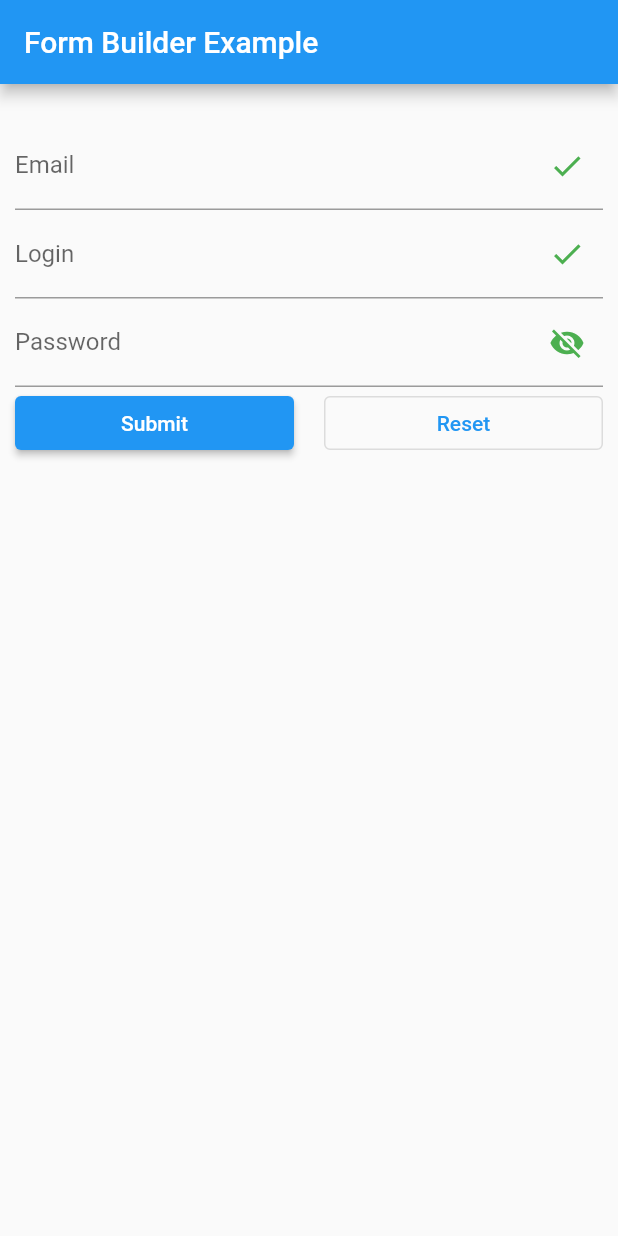
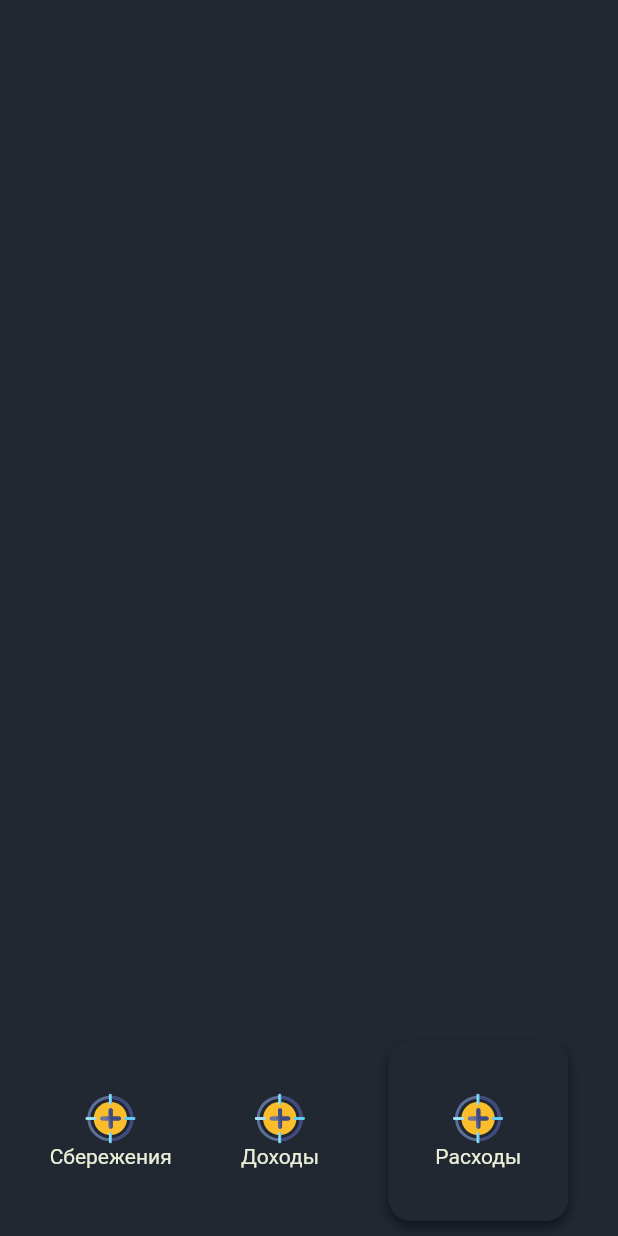
Before and after one commit to Satilian/budget, a Flutter app: the screen it shows after launch, on a phone screen of 412 x 824 dp. Run offline on Flutter 3.47's test engine with Material 2 defaults, Android fonts, the phone set to English and light mode, and no system bars; drawn by our look-alikes of flutter_form_builder; our stand-ins replace flutter_dotenv, flutter_secure_storage, flutter_svg, form_builder_validators; generated files the repository leaves out were written again.

Commit message:
add home_screen

```diff
--- /dev/null
+++ b/app/lib/home_screen.dart
@@ -0,0 +1,65 @@
+import 'package:flutter/material.dart';
+import 'package:flutter_svg/svg.dart';
+
+class HomeScreen extends StatelessWidget {
+  const HomeScreen({super.key});
+
+  @override
+  Widget build(BuildContext context) {
+    return Scaffold(
+      body: Container(
+          padding: const EdgeInsets.fromLTRB(10, 30, 10, 10),
+          alignment: Alignment.bottomCenter,
+          child: Column(
+            mainAxisAlignment: MainAxisAlignment.spaceBetween,
+            children: [
+              Row(),
+              Row(),
+              Row(),
+              Row(),
+              Row(
+                mainAxisAlignment: MainAxisAlignment.spaceAround,
+                children: [
+                  Column(
+                    children: [
+                      SvgPicture.asset('assets/aim.svg'),
+                      const Text("Сбережения")
+                    ],
+                  ),
+                  Column(
+                    children: [
+                      SvgPicture.asset('assets/aim.svg'),
+                      const Text("Доходы")
+                    ],
+                  ),
+                  Container(
+                    decoration: const BoxDecoration(
+                      color: Color(0xFF212832),
+                      boxShadow: [
+                        BoxShadow(
+                          color: Color(0x7F000000),
+                          offset: Offset(0, 4),
+                          blurRadius: 6,
+                          spreadRadius: 0,
+                        )
+                      ],
+                      borderRadius: BorderRadius.all(Radius.circular(15)),
+                    ),
+                    width: 120,
+                    height: 120,
+                    child: Column(
+                      mainAxisAlignment: MainAxisAlignment.center,
+                      crossAxisAlignment: CrossAxisAlignment.center,
+                      children: [
+                        SvgPicture.asset('assets/aim.svg'),
+                        const Text("Расходы")
+                      ],
+                    ),
+                  ),
+                ],
+              ),
+            ],
+          )),
+    );
+  }
+}
--- a/app/lib/main.dart
+++ b/app/lib/main.dart
@@ -2,7 +2,7 @@ import 'package:flutter/material.dart';
 import 'package:flutter_dotenv/flutter_dotenv.dart';
 import 'package:flutter_gen/gen_l10n/app_localizations.dart';
 
-import 'signup_form.dart';
+import 'home_screen.dart';
 
 void main() async {
   await dotenv.load();
@@ -19,9 +19,13 @@ class MyApp extends StatelessWidget {
       localizationsDelegates: AppLocalizations.localizationsDelegates,
       supportedLocales: AppLocalizations.supportedLocales,
       theme: ThemeData(
-        primarySwatch: Colors.blue,
+        primarySwatch: Colors.green,
+        scaffoldBackgroundColor: const Color(0xFF212832),
+        textTheme: const TextTheme(
+          bodyMedium: TextStyle(color: Color(0xFBEFF2DB)),
+        ),
       ),
-      home: const SignupForm(),
+      home: const HomeScreen(),
     );
   }
 }
--- a/app/pubspec.yaml
+++ b/app/pubspec.yaml
@@ -18,6 +18,7 @@ dependencies:
   intl: ^0.17.0
   json_serializable: ^6.5.4
   flutter_dotenv: ^5.0.2
+  flutter_svg: ^2.0.4
 dev_dependencies:
   flutter_test:
     sdk: flutter
@@ -29,3 +30,4 @@ flutter:
 
   assets:
     - .env
+    - assets/
```
Also changed, not shown: app/assets/aim.svg (added), app/pubspec.lock.
